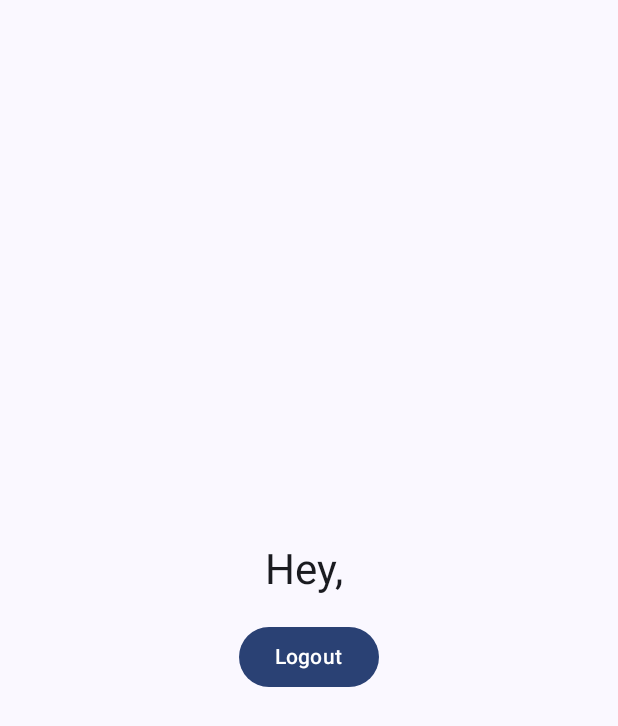
After one commit to Firdausfatihul/From-Bytes-to-Bites-AI-Driven-Calorie-Detection-in-the-Palm-of-Your-Hand, an Android app built with Jetpack Compose: the composable DashbourdScreen called with empty values, on a phone screen of 412 x 824 dp. The commit adds this screen. Shown: the top 726 px of the screen. Run offline under Robolectric (Android 15) with nearby library versions, the phone set to English and light mode, and no system bars.

Commit message:
v3
-Working dashbourd
-Login working

```diff
--- a/app/build.gradle.kts
+++ b/app/build.gradle.kts
@@ -71,6 +71,8 @@ dependencies {
     implementation("androidx.lifecycle:lifecycle-runtime-ktx:2.6.1")
     implementation("androidx.lifecycle:lifecycle-viewmodel-compose:2.6.1")
     implementation("androidx.activity:activity-compose:1.7.2")
+    implementation("androidx.navigation:navigation-compose:2.6.0")
+
 
     implementation("androidx.compose.ui:ui")
     implementation("androidx.compose.ui:ui-graphics")
--- /dev/null
+++ b/app/src/main/java/com/example/calorificomputervision/ui/pages/DashbourdScreen.kt
@@ -0,0 +1,35 @@
+package com.example.calorificomputervision.ui.pages
+
+import androidx.compose.foundation.layout.Arrangement
+import androidx.compose.foundation.layout.Column
+import androidx.compose.foundation.layout.Spacer
+import androidx.compose.foundation.layout.fillMaxSize
+import androidx.compose.foundation.layout.height
+import androidx.compose.foundation.layout.padding
+import androidx.compose.material3.Button
+import androidx.compose.material3.MaterialTheme
+import androidx.compose.material3.Text
+import androidx.compose.runtime.Composable
+import androidx.compose.ui.Alignment
+import androidx.compose.ui.Modifier
+import androidx.compose.ui.unit.dp
+
+@Composable
+fun DashbourdScreen(username: String, onLogout: () -> Unit) {
+    Column(
+        modifier = Modifier
+            .fillMaxSize()
+            .padding(16.dp),
+        verticalArrangement = Arrangement.Center,
+        horizontalAlignment = Alignment.CenterHorizontally
+    ) {
+        Text(
+            text = "Hey, $username",
+            style = MaterialTheme.typography.headlineMedium
+        )
+        Spacer(modifier = Modifier.height(16.dp))
+        Button(onClick = onLogout) {
+            Text("Logout")
+        }
+    }
+}
--- a/app/src/main/java/com/example/calorificomputervision/viewmodel/LoginViewModel.kt
+++ b/app/src/main/java/com/example/calorificomputervision/viewmodel/LoginViewModel.kt
@@ -13,7 +13,9 @@ data class LoginUiState (
     val password: String = "",
     val isLoading: Boolean = false,
     val error: String? = null,
-    val success: Boolean = false
+    val success: Boolean = false,
+    val isLoggedIn: Boolean = false,
+    val loggedInUsername: String? = null
 )
 
 class LoginViewModel(private val userRepository: UserRepository) : ViewModel() {
@@ -59,7 +61,7 @@ class LoginViewModel(private val userRepository: UserRepository) : ViewModel() {
                 val user = userRepository.loginUser(_uiState.value.username, _uiState.value.password)
                 if (user != null) {
                     _uiState.update {
-                        it.copy(isLoading = false, success = true)
+                        it.copy(isLoading = false, success = true, isLoggedIn = true, loggedInUsername = user.username)
                     }
                 } else {
                     _uiState.update {
```
Also changed, not shown: app/src/main/java/com/example/calorificomputervision/MainActivity.kt (+42 -18 lines), app/src/main/java/com/example/calorificomputervision/ui/pages/LoginScreen.kt (+11 -1 lines).
